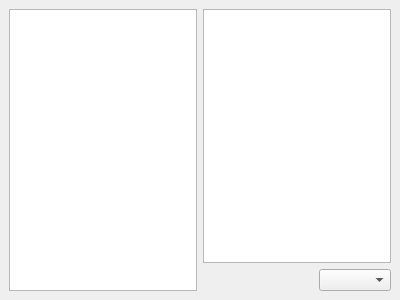
This is src/tiled/BuildingEditor/buildingtilesetdock.ui in timbaker/tiled as Qt 5 draws it before an edit. The edited form follows.
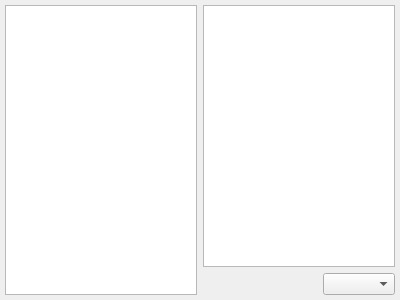
This is the edited form. Custom widgets are drawn as their Qt base class.

```diff
--- a/src/tiled/BuildingEditor/buildingtilesetdock.ui
+++ b/src/tiled/BuildingEditor/buildingtilesetdock.ui
@@ -15,6 +15,9 @@
   </property>
   <widget class="QWidget" name="dockWidgetContents">
    <layout class="QGridLayout" name="gridLayout">
+    <property name="margin">
+     <number>5</number>
+    </property>
     <item row="0" column="0">
      <widget class="QListWidget" name="tilesets"/>
     </item>
```
